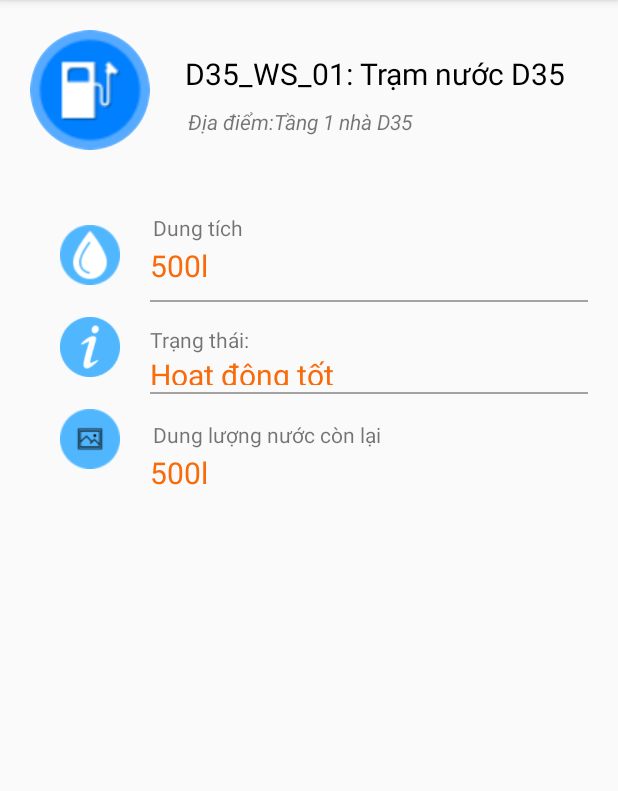
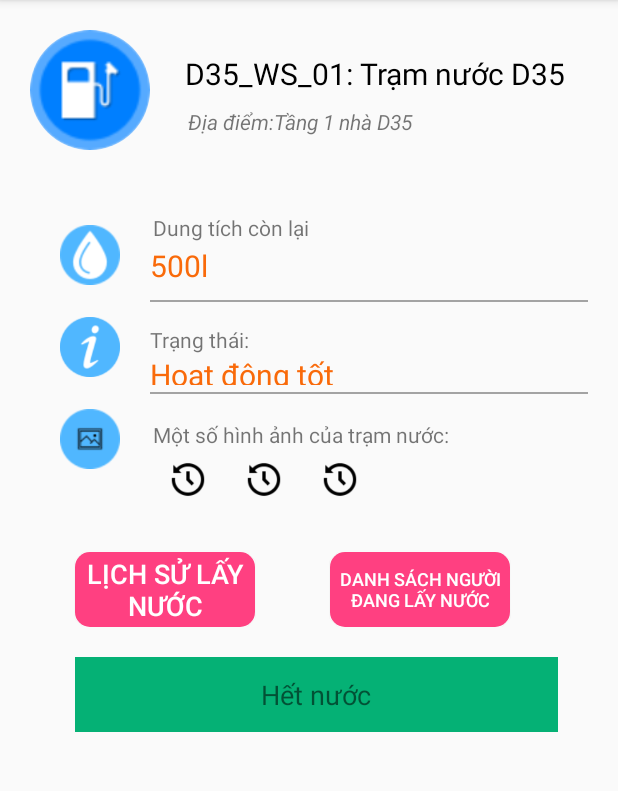
Before and after one commit to Khoadomanh/PhanTan, an Android app: the InforWaterStationActivity screen opened directly, with no data from a screen before it, on a phone screen of 412 x 824 dp, the part 83-874 px from its top. Run offline under Robolectric (Android 15) with nearby library versions, the phone set to English and light mode, and no system bars; our stand-ins replace CircleImageView.

Commit message:
update giao dien detail tree và detail water station

```diff
--- a/app/src/main/res/layout/activity_infor_water_station.xml
+++ b/app/src/main/res/layout/activity_infor_water_station.xml
@@ -77,7 +77,7 @@
                     android:padding="2dp"
                     android:layout_width="wrap_content"
                     android:layout_height="wrap_content"
-                    android:text="Dung tích"
+                    android:text="Dung tích còn lại"
                     />
                 <TextView
                     android:layout_below="@+id/luongNuocDaTuoi"
@@ -162,18 +162,94 @@
                     android:padding="2dp"
                     android:layout_width="wrap_content"
                     android:layout_height="wrap_content"
-                    android:text="Dung lượng nước còn lại"
+                    android:text="Một số hình ảnh của trạm nước:"
                     />
-                <TextView
-                    android:layout_width="match_parent"
-                    android:layout_height="wrap_content"
-                    android:text="500l"
-                    android:textSize="20sp"
-                    android:textColor="#f96a0a"
-                    android:layout_below="@id/tvHinhAnh"
-                    />
+                <ImageView
+                    android:id="@+id/piture1"
+                    android:layout_margin="5dp"
+                    android:layout_width="40dp"
+                    android:layout_height="40dp"
+                    android:layout_below="@+id/tvHinhAnh"
+                    android:src="@drawable/icon_history"/>
+                <ImageView
+                    android:id="@+id/piture2"
+                    android:layout_toRightOf="@+id/piture1"
+                    android:layout_margin="5dp"
+                    android:layout_width="40dp"
+                    android:layout_height="40dp"
+                    android:layout_below="@+id/tvHinhAnh"
+                    android:src="@drawable/icon_history"/>
+                <ImageView
+                    android:id="@+id/piture3"
+                    android:layout_toRightOf="@+id/piture2"
+                    android:layout_margin="5dp"
+                    android:layout_width="40dp"
+                    android:layout_height="40dp"
+                    android:layout_below="@+id/tvHinhAnh"
+                    android:src="@drawable/icon_history"/>
+            </RelativeLayout>
+        </RelativeLayout>
+        <RelativeLayout
+            android:id="@+id/view_tuoi"
+            android:layout_margin="10dp"
+            android:layout_width="match_parent"
+            android:layout_height="wrap_content"
+            android:layout_below="@id/main_view"
+            >
+            <Button
+                android:layout_marginLeft="40dp"
+                android:layout_width="120dp"
+                android:layout_height="50dp"
+                android:background="@drawable/border_loginbutton"
+                android:id="@+id/btTuoiCay"
+                android:textColor="#fff"
+                android:textSize="18sp"
+                android:text="Lịch sử lấy nước">
 
-            </RelativeLayout>
+            </Button>
+            <Button
+                android:layout_marginLeft="50dp"
+                android:layout_width="120dp"
+                android:layout_height="50dp"
+                android:background="@drawable/border_loginbutton"
+                android:id="@+id/btReport"
+                android:layout_toRightOf="@+id/btTuoiCay"
+                android:textColor="#fff"
+                android:textSize="12sp"
+                android:text="Danh sách người đang lấy nước">
+
+            </Button>
+        </RelativeLayout>
+        <RelativeLayout
+            android:layout_margin="10dp"
+            android:layout_width="match_parent"
+            android:layout_height="wrap_content"
+            android:layout_below="@+id/view_tuoi">
+            <Button
+                android:visibility="gone"
+                android:layout_marginLeft="40dp"
+                android:layout_marginRight="30dp"
+                android:layout_width="match_parent"
+                android:layout_height="50dp"
+                android:background="@drawable/border_loginbutton"
+                android:id="@+id/btHistory"
+                android:textColor="#fff"
+                android:textSize="18sp"
+                android:text="Lấy nước">
+
+            </Button>
+            <TextView
+                android:layout_marginLeft="40dp"
+                android:layout_marginRight="30dp"
+                android:layout_width="match_parent"
+                android:layout_height="50dp"
+                android:id="@+id/currentWater"
+                android:textSize="18sp"
+                android:gravity="center"
+                android:background="#05b175"
+                android:text="Hết nước">
+
+            </TextView>
         </RelativeLayout>
 
     </RelativeLayout>
--- a/app/src/main/res/layout/activity_information_tree.xml
+++ b/app/src/main/res/layout/activity_information_tree.xml
@@ -189,7 +189,7 @@
             android:id="@+id/btTuoiCay"
             android:textColor="#fff"
             android:textSize="18sp"
-            android:text="Tưới cây">
+            android:text="Lịch sử tưới cây">
 
         </Button>
         <Button
@@ -211,6 +211,7 @@
         android:layout_height="wrap_content"
         android:layout_below="@+id/view_tuoi">
         <Button
+            android:visibility="gone"
             android:layout_marginLeft="40dp"
             android:layout_marginRight="30dp"
             android:layout_width="match_parent"
@@ -219,9 +220,21 @@
             android:id="@+id/btHistory"
             android:textColor="#fff"
             android:textSize="18sp"
-            android:text="Lịch sử tưới cây">
+            android:text="Tưới cây">
 
         </Button>
+        <TextView
+            android:layout_marginLeft="40dp"
+            android:layout_marginRight="30dp"
+            android:layout_width="match_parent"
+            android:layout_height="50dp"
+            android:id="@+id/currentWater"
+            android:textSize="18sp"
+            android:gravity="center"
+            android:background="#05b175"
+            android:text="Người đang tưới: Nguyễn Văn A">
+
+        </TextView>
     </RelativeLayout>
     </RelativeLayout>
 </RelativeLayout>
```
